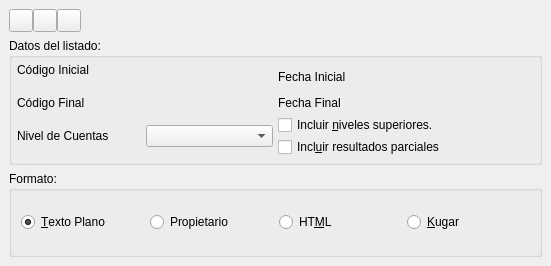
Old version of the form bulmages/bulmacont/src/balanceprintbase.ui in the repository eboladev/Bulmages-1.
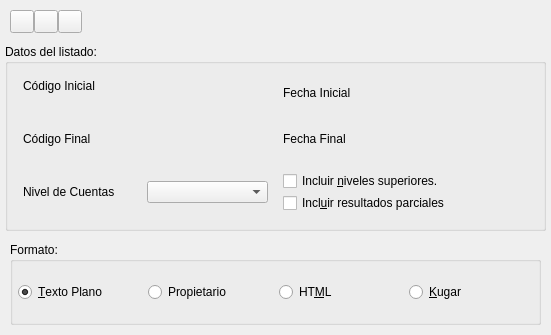
New version of the form. Icons and pictures are not drawn. Custom widgets are drawn as their Qt base class.

Patch:
```diff
--- a/bulmages/bulmacont/src/balanceprintbase.ui
+++ b/bulmages/bulmacont/src/balanceprintbase.ui
@@ -6,49 +6,33 @@
     <x>0</x>
     <y>0</y>
     <width>551</width>
-    <height>266</height>
+    <height>335</height>
    </rect>
   </property>
   <property name="windowTitle" >
    <string>Impresión del Balance de Sumas y Saldos</string>
   </property>
   <layout class="QVBoxLayout" >
+   <property name="margin" >
+    <number>5</number>
+   </property>
    <property name="spacing" >
     <number>6</number>
    </property>
-   <property name="leftMargin" >
-    <number>9</number>
-   </property>
-   <property name="topMargin" >
-    <number>9</number>
-   </property>
-   <property name="rightMargin" >
-    <number>9</number>
-   </property>
-   <property name="bottomMargin" >
-    <number>9</number>
-   </property>
    <item>
     <layout class="QHBoxLayout" >
+     <property name="margin" >
+      <number>5</number>
+     </property>
      <property name="spacing" >
       <number>0</number>
      </property>
-     <property name="leftMargin" >
-      <number>0</number>
-     </property>
-     <property name="topMargin" >
-      <number>0</number>
-     </property>
-     <property name="rightMargin" >
-      <number>0</number>
-     </property>
-     <property name="bottomMargin" >
-      <number>0</number>
-     </property>
      <item>
       <widget class="QToolButton" name="mui_ccostes" >
        <property name="sizePolicy" >
-        <sizepolicy vsizetype="Fixed" hsizetype="Minimum" >
+        <sizepolicy>
+         <hsizetype>0</hsizetype>
+         <vsizetype>0</vsizetype>
          <horstretch>0</horstretch>
          <verstretch>0</verstretch>
         </sizepolicy>
@@ -64,7 +48,9 @@
      <item>
       <widget class="QToolButton" name="mui_canales" >
        <property name="sizePolicy" >
-        <sizepolicy vsizetype="Fixed" hsizetype="Minimum" >
+        <sizepolicy>
+         <hsizetype>0</hsizetype>
+         <vsizetype>0</vsizetype>
          <horstretch>0</horstretch>
          <verstretch>0</verstretch>
         </sizepolicy>
@@ -80,7 +66,9 @@
      <item>
       <widget class="QToolButton" name="mui_imprimir" >
        <property name="sizePolicy" >
-        <sizepolicy vsizetype="Fixed" hsizetype="Minimum" >
+        <sizepolicy>
+         <hsizetype>0</hsizetype>
+         <vsizetype>0</vsizetype>
          <horstretch>0</horstretch>
          <verstretch>0</verstretch>
         </sizepolicy>
@@ -134,38 +122,20 @@
       </property>
       <item>
        <layout class="QHBoxLayout" >
+        <property name="margin" >
+         <number>5</number>
+        </property>
         <property name="spacing" >
          <number>5</number>
         </property>
-        <property name="leftMargin" >
-         <number>0</number>
-        </property>
-        <property name="topMargin" >
-         <number>0</number>
-        </property>
-        <property name="rightMargin" >
-         <number>0</number>
-        </property>
-        <property name="bottomMargin" >
-         <number>0</number>
-        </property>
         <item>
          <layout class="QHBoxLayout" >
+          <property name="margin" >
+           <number>5</number>
+          </property>
           <property name="spacing" >
            <number>2</number>
           </property>
-          <property name="leftMargin" >
-           <number>0</number>
-          </property>
-          <property name="topMargin" >
-           <number>0</number>
-          </property>
-          <property name="rightMargin" >
-           <number>0</number>
-          </property>
-          <property name="bottomMargin" >
-           <number>0</number>
-          </property>
           <item>
            <widget class="QLabel" name="textLabel1" >
             <property name="text" >
@@ -181,21 +151,12 @@
         </item>
         <item>
          <layout class="QHBoxLayout" >
+          <property name="margin" >
+           <number>5</number>
+          </property>
           <property name="spacing" >
            <number>2</number>
           </property>
-          <property name="leftMargin" >
-           <number>0</number>
-          </property>
-          <property name="topMargin" >
-           <number>0</number>
-          </property>
-          <property name="rightMargin" >
-           <number>0</number>
-          </property>
-          <property name="bottomMargin" >
-           <number>0</number>
-          </property>
           <item>
            <widget class="QLabel" name="textLabel1_3" >
             <property name="text" >
@@ -212,38 +173,20 @@
       </item>
       <item>
        <layout class="QHBoxLayout" >
+        <property name="margin" >
+         <number>5</number>
+        </property>
         <property name="spacing" >
          <number>5</number>
         </property>
-        <property name="leftMargin" >
-         <number>0</number>
-        </property>
-        <property name="topMargin" >
-         <number>0</number>
-        </property>
-        <property name="rightMargin" >
-         <number>0</number>
-        </property>
-        <property name="bottomMargin" >
-         <number>0</number>
-        </property>
         <item>
          <layout class="QHBoxLayout" >
+          <property name="margin" >
+           <number>5</number>
+          </property>
           <property name="spacing" >
            <number>2</number>
           </property>
-          <property name="leftMargin" >
-           <number>0</number>
-          </property>
-          <property name="topMargin" >
-           <number>0</number>
-          </property>
-          <property name="rightMargin" >
-           <number>0</number>
-          </property>
-          <property name="bottomMargin" >
-           <number>0</number>
-          </property>
           <item>
            <widget class="QLabel" name="textLabel1_2" >
             <property name="text" >
@@ -258,21 +201,12 @@
         </item>
         <item>
          <layout class="QHBoxLayout" >
+          <property name="margin" >
+           <number>5</number>
+          </property>
           <property name="spacing" >
            <number>2</number>
           </property>
-          <property name="leftMargin" >
-           <number>0</number>
-          </property>
-          <property name="topMargin" >
-           <number>0</number>
-          </property>
-          <property name="rightMargin" >
-           <number>0</number>
-          </property>
-          <property name="bottomMargin" >
-           <number>0</number>
-          </property>
           <item>
            <widget class="QLabel" name="textLabel1_2_2" >
             <property name="text" >
@@ -289,38 +223,20 @@
       </item>
       <item>
        <layout class="QHBoxLayout" >
+        <property name="margin" >
+         <number>5</number>
+        </property>
         <property name="spacing" >
          <number>5</number>
         </property>
-        <property name="leftMargin" >
-         <number>0</number>
-        </property>
-        <property name="topMargin" >
-         <number>0</number>
-        </property>
-        <property name="rightMargin" >
-         <number>0</number>
-        </property>
-        <property name="bottomMargin" >
-         <number>0</number>
-        </property>
         <item>
          <layout class="QHBoxLayout" >
+          <property name="margin" >
+           <number>5</number>
+          </property>
           <property name="spacing" >
            <number>2</number>
           </property>
-          <property name="leftMargin" >
-           <number>0</number>
-          </property>
-          <property name="topMargin" >
-           <number>0</number>
-          </property>
-          <property name="rightMargin" >
-           <number>0</number>
-          </property>
-          <property name="bottomMargin" >
-           <number>0</number>
-          </property>
           <item>
            <widget class="QLabel" name="textLabel1_3_2" >
             <property name="text" >
@@ -335,21 +251,12 @@
         </item>
         <item>
          <layout class="QVBoxLayout" >
+          <property name="margin" >
+           <number>5</number>
+          </property>
           <property name="spacing" >
            <number>2</number>
           </property>
-          <property name="leftMargin" >
-           <number>0</number>
-          </property>
-          <property name="topMargin" >
-           <number>0</number>
-          </property>
-          <property name="rightMargin" >
-           <number>0</number>
-          </property>
-          <property name="bottomMargin" >
-           <number>0</number>
-          </property>
           <item>
            <widget class="QCheckBox" name="checksuperiores" >
             <property name="text" >
@@ -373,42 +280,24 @@
    </item>
    <item>
     <layout class="QHBoxLayout" >
+     <property name="margin" >
+      <number>5</number>
+     </property>
      <property name="spacing" >
       <number>6</number>
      </property>
-     <property name="leftMargin" >
-      <number>0</number>
-     </property>
-     <property name="topMargin" >
-      <number>0</number>
-     </property>
-     <property name="rightMargin" >
-      <number>0</number>
-     </property>
-     <property name="bottomMargin" >
-      <number>0</number>
-     </property>
      <item>
       <widget class="QGroupBox" name="groupBox" >
        <property name="title" >
         <string>Formato:</string>
        </property>
        <layout class="QHBoxLayout" >
+        <property name="margin" >
+         <number>5</number>
+        </property>
         <property name="spacing" >
          <number>6</number>
         </property>
-        <property name="leftMargin" >
-         <number>9</number>
-        </property>
-        <property name="topMargin" >
-         <number>9</number>
-        </property>
-        <property name="rightMargin" >
-         <number>9</number>
-        </property>
-        <property name="bottomMargin" >
-         <number>9</number>
-        </property>
         <item>
          <widget class="QRadioButton" name="radiotexto" >
           <property name="text" >
```
Left out of the diff: 15 changed lines with no effect on the pictures.
